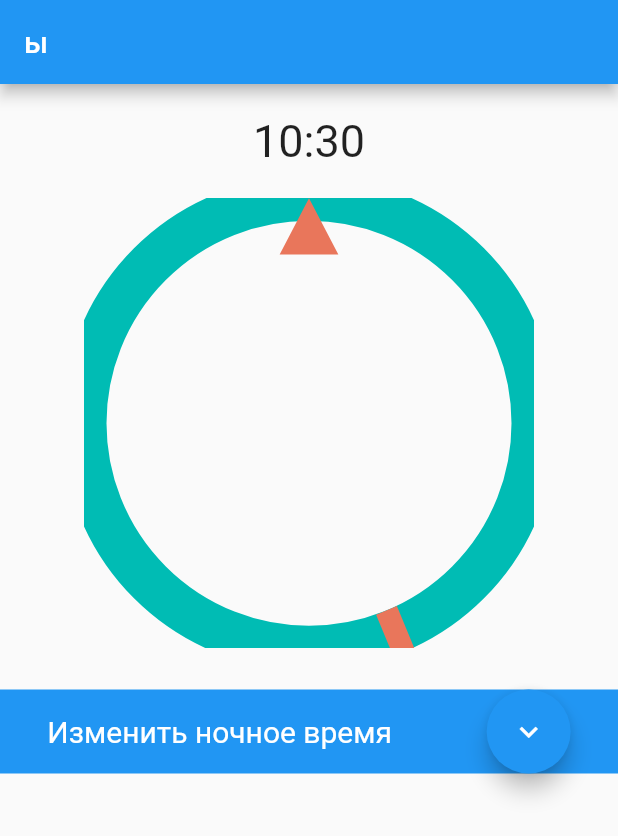
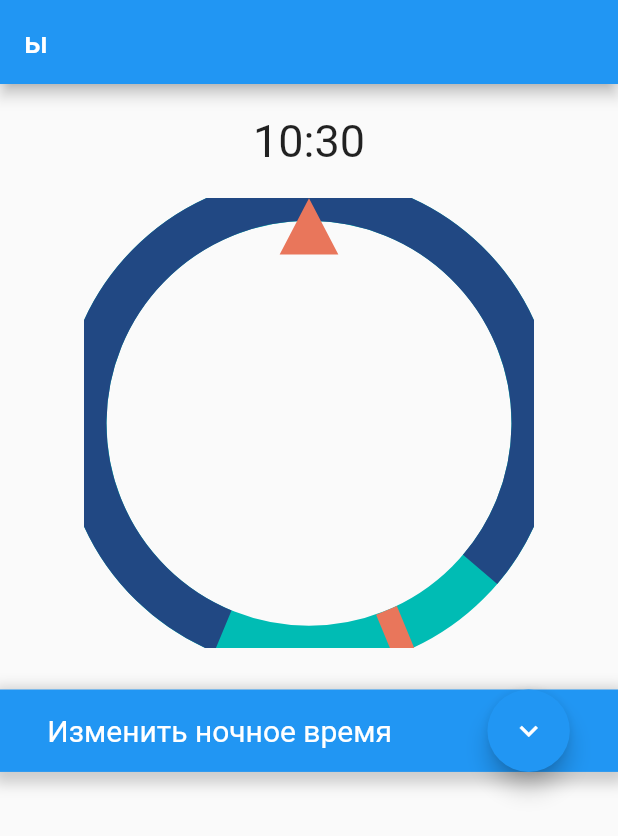
Before and after one commit to cusplayer/ami.pd, a Flutter app: the screen it shows after launch, on a phone screen of 412 x 824 dp. Shown: the top 836 px of the screen. Run offline on Flutter 3.47's test engine with Material 2 defaults, Android fonts, the phone set to English and light mode, and no system bars.

Commit message:
divided on widgets

```diff
--- a/ami/lib/myDay.dart
+++ b/ami/lib/myDay.dart
@@ -1,4 +1,4 @@
-import 'package:ami/widgets/cupertino_picker.dart';
+import 'package:ami/widgets/common_picker.dart';
 import 'package:ami/widgets/dayWidget.dart';
 import 'package:flutter/cupertino.dart';
 import 'package:flutter/material.dart';
@@ -12,52 +12,30 @@ class MyDay extends StatefulWidget {
 class _MyDayState extends State<MyDay> {
   var nightStart1;
   var nightEnd1;
-  var isNight = false;
-  @override
-  void initState() {
-    this.nightStart1 = double.parse(hour1) / 24 + double.parse(minute1) / 1440;
-    this.nightEnd1 = double.parse(hour2) / 24 + double.parse(minute2) / 1440;
-    super.initState();
-  }
-
-  void callbackh1(String time) {
+  void callback(double ns1, double ne1) {
     setState(() {
-      this.hour1 = time;
+      this.nightStart1 = ns1;
+      this.nightEnd1 = ne1;
     });
   }
 
-  void callbackm1(String time) {
-    setState(() {
-      this.minute1 = time;
-    });
-  }
-
-  void callbackh2(String time) {
-    setState(() {
-      this.hour2 = time;
-    });
-  }
-
-  void callbackm2(String time) {
-    setState(() {
-      this.minute2 = time;
-    });
+  @override
+  void initState() {
+    this.nightStart1 = 0.0;
+    this.nightEnd1 = 0.8;
+    super.initState();
   }
 
   MediaQueryData mediaQuery;
   var nightStart = 0.0 / 24.0;
   var nightEnd = 8 / 24;
-  var hour1 = '0';
-  var minute1 = '0';
-  var hour2 = '0';
-  var minute2 = '0';
   var time = DateFormat('HH:mm').format(DateTime.now());
   int selectedValue;
   showPicker() {}
 
   @override
   Widget build(BuildContext context) {
-    print('hour $hour1');
+    print(this.nightStart1);
     var mediaQuery = MediaQuery.of(context);
     return Scaffold(
       appBar: AppBar(
@@ -80,79 +58,19 @@ class _MyDayState extends State<MyDay> {
               ),
             ),
             Container(
-                margin: EdgeInsets.only(top: mediaQuery.size.height / 30),
+              margin: EdgeInsets.only(top: mediaQuery.size.height / 30),
+              decoration: BoxDecoration(
                 color: Colors.blue,
-                child: isNight
-                    ? Column(
-                        children: [
-                          Row(
-                            mainAxisAlignment: MainAxisAlignment.spaceAround,
-                            children: [
-                              Text(
-                                'Изменить ночное время',
-                                style: TextStyle(
-                                    color: Colors.white, fontSize: 20),
-                              ),
-                              FloatingActionButton(
-                                  child: Icon(Icons.expand_less),
-                                  backgroundColor: Colors.lightBlue,
-                                  onPressed: () {
-                                    setState(() {
-                                      this.isNight = !this.isNight;
-                                    });
-                                  }),
-                            ],
-                          ),
-                          Container(
-                            height: 100,
-                            child: Row(
-                              mainAxisAlignment: MainAxisAlignment.spaceAround,
-                              children: [
-                                Picker(this.callbackh1, true),
-                                Picker(this.callbackm1, false),
-                                Text(':'),
-                                Picker(this.callbackh2, true),
-                                Picker(this.callbackm2, false),
-                              ],
-                            ),
-                          ),
-                          FlatButton(
-                            shape: new RoundedRectangleBorder(
-                                borderRadius: new BorderRadius.circular(30.0)),
-                            color: Colors.deepPurple,
-                            onPressed: () {
-                              setState(() {
-                                this.nightStart1 = double.parse(hour1) / 24 +
-                                    double.parse(minute1) / 1440;
-                                this.nightEnd1 = double.parse(hour2) / 24 +
-                                    double.parse(minute2) / 1440;
-                              });
-                            },
-                            child: Text(
-                              'Изменить',
-                              style: TextStyle(color: Colors.white),
-                            ),
-                          )
-                        ],
-                      )
-                    : Row(
-                        mainAxisAlignment: MainAxisAlignment.spaceAround,
-                        children: [
-                          Text(
-                            'Изменить ночное время',
-                            style: TextStyle(color: Colors.white, fontSize: 20),
-                          ),
-                          FloatingActionButton(
-                              child: Icon(Icons.expand_more),
-                              onPressed: () {
-                                setState(() {
-                                  this.isNight = !this.isNight;
-                                });
-                              }),
-                        ],
-                      )),
-            Container(
-              padding: EdgeInsets.only(top: mediaQuery.size.height / 20),
+                boxShadow: [
+                  BoxShadow(
+                    color: Colors.grey.withOpacity(0.5),
+                    spreadRadius: 5,
+                    blurRadius: 7,
+                    offset: Offset(0, 3), // changes position of shadow
+                  ),
+                ],
+              ),
+              child: CommonPicker(mediaQuery, this.callback),
             ),
           ]),
         ),
--- /dev/null
+++ b/ami/lib/widgets/common_picker.dart
@@ -0,0 +1,123 @@
+import 'package:flutter/material.dart';
+
+import 'package:ami/widgets/cupertino_picker.dart';
+
+class CommonPicker extends StatefulWidget {
+  final MediaQueryData size;
+  final Function callback;
+  CommonPicker(this.size, this.callback);
+  @override
+  _CommonPickerState createState() => _CommonPickerState();
+}
+
+class _CommonPickerState extends State<CommonPicker> {
+  var isNight = false;
+  var hour1 = '0';
+  var minute1 = '0';
+  var hour2 = '0';
+  var minute2 = '0';
+  var nightStart1;
+  var nightEnd1;
+  void callbackh1(String time) {
+    setState(() {
+      this.hour1 = time;
+    });
+  }
+
+  void callbackm1(String time) {
+    setState(() {
+      this.minute1 = time;
+    });
+  }
+
+  void callbackh2(String time) {
+    setState(() {
+      this.hour2 = time;
+    });
+  }
+
+  void callbackm2(String time) {
+    setState(() {
+      this.minute2 = time;
+    });
+  }
+
+  @override
+  Widget build(BuildContext context) {
+    return isNight
+        ? Column(
+            children: [
+              Row(
+                mainAxisAlignment: MainAxisAlignment.spaceAround,
+                children: [
+                  Text(
+                    'Изменить ночное время',
+                    style: TextStyle(color: Colors.white, fontSize: 20),
+                  ),
+                  FloatingActionButton(
+                      child: Icon(Icons.expand_less),
+                      backgroundColor: Colors.lightBlue,
+                      onPressed: () {
+                        setState(() {
+                          this.isNight = !this.isNight;
+                        });
+                      }),
+                ],
+              ),
+              Container(
+                height: 100,
+                child: Row(
+                  mainAxisAlignment: MainAxisAlignment.spaceAround,
+                  children: [
+                    Picker(this.callbackh1, true),
+                    Picker(this.callbackm1, false),
+                    Text(':'),
+                    Picker(this.callbackh2, true),
+                    Picker(this.callbackm2, false),
+                  ],
+                ),
+              ),
+              FlatButton(
+                shape: new RoundedRectangleBorder(
+                    borderRadius: new BorderRadius.circular(30.0)),
+                color: Colors.deepPurple,
+                onPressed: () {
+                  setState(() {
+                    this.nightStart1 =
+                        double.parse(hour1) / 24 + double.parse(minute1) / 1440;
+                    this.nightEnd1 =
+                        double.parse(hour2) / 24 + double.parse(minute2) / 1440;
+                    this.widget.callback(
+                          this.nightStart1,
+                          this.nightEnd1,
+                        );
+                  });
+                },
+                child: Text(
+                  'Изменить',
+                  style: TextStyle(color: Colors.white),
+                ),
+              )
+            ],
+          )
+        : Container(
+            height: widget.size.size.height / 15,
+            child: Row(
+              mainAxisAlignment: MainAxisAlignment.spaceAround,
+              children: [
+                Text(
+                  'Изменить ночное время',
+                  style: TextStyle(color: Colors.white, fontSize: 20),
+                ),
+                FloatingActionButton(
+                    child: Icon(Icons.expand_more),
+                    onPressed: () {
+                      setState(() {
+                        this.isNight = !this.isNight;
+                      });
+                    }),
+              ],
+            ),
+          );
+  }
+}
```
